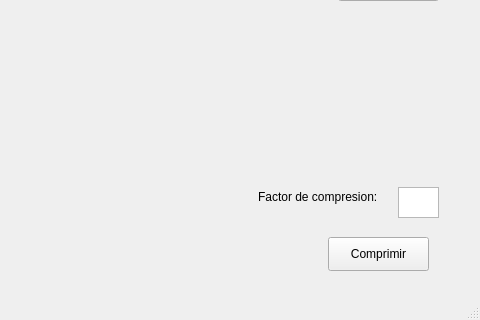
Above: mainwindow.ui from Recad/imgtool before the change; both pictures show x 269 to 749 and y 153 to 473 of the 749 by 473 pixel window. Below: the same form after it.
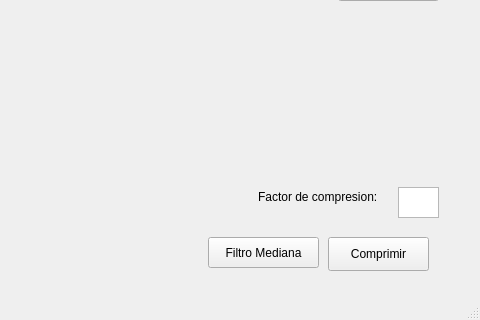
That is the form after the change.

Commit message: Implementación filtro medianas

Diff of the .ui file:
```diff
--- a/mainwindow.ui
+++ b/mainwindow.ui
@@ -102,6 +102,19 @@
      <string>Factor de compresion:</string>
     </property>
    </widget>
+   <widget class="QPushButton" name="filtro_medianas">
+    <property name="geometry">
+     <rect>
+      <x>460</x>
+      <y>390</y>
+      <width>111</width>
+      <height>31</height>
+     </rect>
+    </property>
+    <property name="text">
+     <string>Filtro Mediana</string>
+    </property>
+   </widget>
   </widget>
   <widget class="QToolBar" name="mainToolBar">
    <attribute name="toolBarArea">
```
The commit also changes 11 other files.
